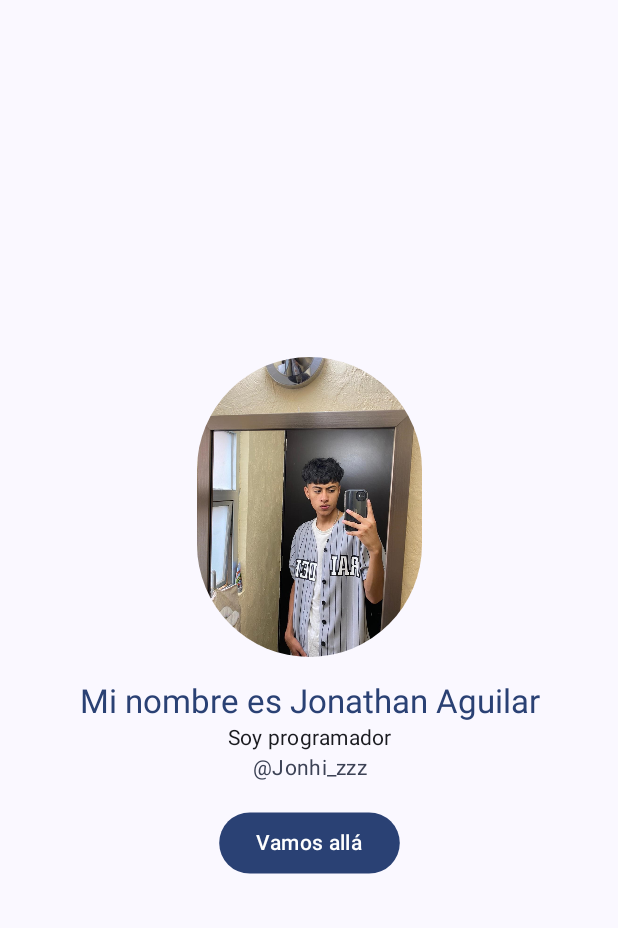
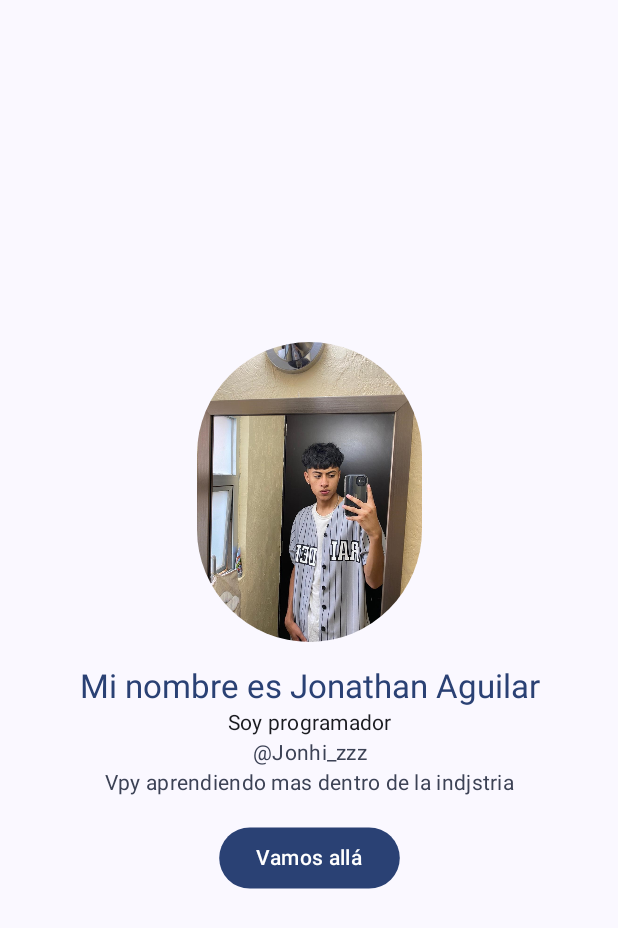
Before and after one commit to JonathanGA04/Personal_Information, an Android app built with Jetpack Compose: the screen it shows after launch (MainActivity), on a phone screen of 412 x 824 dp. Shown: the top 928 px of the screen. Run offline under Robolectric (Android 15) with nearby library versions, the phone set to English and light mode, and no system bars.

```diff
--- a/app/src/main/java/screen/MainInformation.kt
+++ b/app/src/main/java/screen/MainInformation.kt
@@ -59,6 +59,13 @@ fun MainInformation(navController: NavController) {
             textAlign = TextAlign.Center,
             color = MaterialTheme.colorScheme.secondary
         )
+        Text(
+            text = "Vpy aprendiendo mas dentro de la indjstria",
+            style = MaterialTheme.typography.bodyMedium,
+            textAlign = TextAlign.Center,
+            color = MaterialTheme.colorScheme.secondary
+        )
+
 
         Spacer(modifier = Modifier.height(16.dp))
 
```
